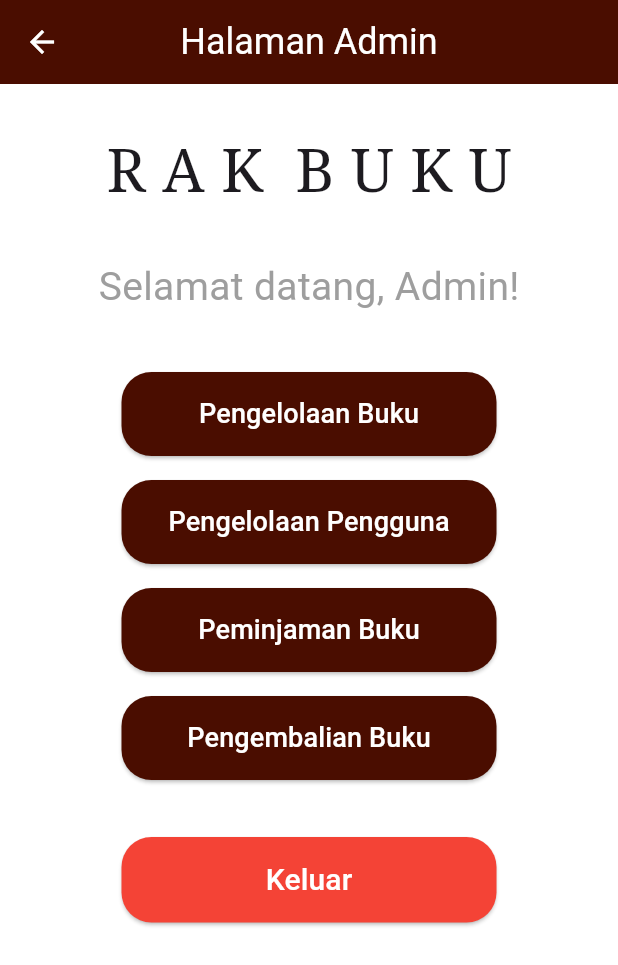
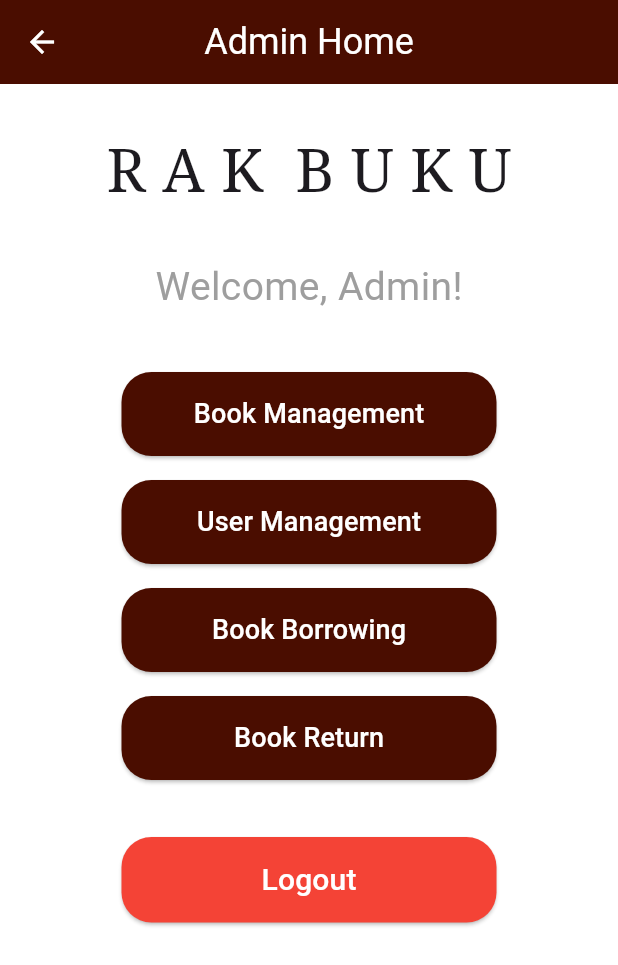
Before and after one commit to Haiduaarrr/abp-mobile-library-app, a Flutter app: the AdminPage screen opened directly, on a phone screen of 412 x 824 dp. Shown: the top 965 px of the screen. Run offline on Flutter 3.47's test engine with Material 3 defaults, Android fonts, the phone set to English and light mode, and no system bars.

Commit message:
edit: merubah tampilan ke bahasa inggris semua

```diff
--- a/lib/ui/admin/admin_home_screen.dart
+++ b/lib/ui/admin/admin_home_screen.dart
@@ -16,18 +16,18 @@ class AdminPage extends StatelessWidget {
       builder: (BuildContext context) {
         return AlertDialog(
           title: Text('Logout'), // Judul dialog
-          content: Text('Apakah Anda yakin ingin keluar?'), // Isi dialog
+          content: Text('Are you sure you want to quit?'), // Isi dialog
           actions: [
             // Tombol Tidak
             TextButton(
-              child: Text('Tidak'),
+              child: Text('No'),
               onPressed: () {
                 Navigator.of(context).pop(); // Menutup dialog
               },
             ),
             // Tombol Ya
             TextButton(
-              child: Text('Ya'),
+              child: Text('Yes'),
               onPressed: () {
                 Navigator.of(context).pop(); // Menutup dialog
                 // Tambahkan logika logout di sini, misalnya:
@@ -50,7 +50,7 @@ class AdminPage extends StatelessWidget {
       backgroundColor: Colors.white,
       appBar: AppBar(
         title: Text(
-          "Halaman Admin",
+          "Admin Home",
           style: TextStyle(
               fontSize: 24,
               color: Colors.white
@@ -79,30 +79,30 @@ class AdminPage extends StatelessWidget {
               ),
               SizedBox(height: 30),
               Text(
-                "Selamat datang, Admin!",
+                "Welcome, Admin!",
                 style: TextStyle(
                     fontSize: 26,
                     color: Colors.grey[500]
                 ),
               ),
               SizedBox(height: 30),
-              _buildButton(context, "Pengelolaan Buku",  Color(0xFF4A0D00), () {
+              _buildButton(context, "Book Management",  Color(0xFF4A0D00), () {
                 Navigator.push(context,
                   MaterialPageRoute(builder: (context) => ManageBooks())  // Untuk menuju halaman admin manage book
                 );
               }),
-              _buildButton(context, "Pengelolaan Pengguna",  Color(0xFF4A0D00), () {
+              _buildButton(context, "User Management",  Color(0xFF4A0D00), () {
                 Navigator.push(context,
                   MaterialPageRoute(builder: (context) => ManageUsers())
                 );
               }),
-              _buildButton(context, "Peminjaman Buku",  Color(0xFF4A0D00), () {
+              _buildButton(context, "Book Borrowing",  Color(0xFF4A0D00), () {
                 Navigator.push(
                   context,
                   MaterialPageRoute(builder: (context) => AdminRequest())
                 );
               }),
-              _buildButton(context, "Pengembalian Buku",  Color(0xFF4A0D00), () {
+              _buildButton(context, "Book Return",  Color(0xFF4A0D00), () {
                 Navigator.push(
                   context,
                   MaterialPageRoute(builder: (context) => AdminReturnActivity())
@@ -126,7 +126,7 @@ class AdminPage extends StatelessWidget {
                     _showDialog(context); // Memanggil fungsi dialog
                   },
                   child: Text(
-                    'Keluar',
+                    'Logout',
                     style: TextStyle(
                       fontSize: 20,
                       //fontWeight: FontWeight.w500
--- a/lib/ui/admin/admin_manage_books_screen.dart
+++ b/lib/ui/admin/admin_manage_books_screen.dart
@@ -133,18 +133,18 @@ class _ManageBooksState extends State<ManageBooks> {
       builder: (BuildContext context) {
         return AlertDialog(
           title: Text('Delete Book'), // Judul dialog
-          content: Text('Anda yakin ingin menghapus buku ini?'),
+          content: Text('Are you sure you want to delete this book?'),
           actions: [
             // Tombol untuk membatalkan
             TextButton(
               onPressed: () {
                 Navigator.of(context).pop(); // Membatalkan hapus buku
               },
-              child: Text('Batal')
+              child: Text('Cancel')
             ),
             // Tombol untuk menghapus
             TextButton(
-              child: Text('Hapus'),
+              child: Text('Delete'),
               onPressed: () {
                 Navigator.of(context).pop();  // Untuk menutup kembali (utk sementara)
                 // Tambahkan fungsi delete buku
@@ -162,14 +162,14 @@ class _ManageBooksState extends State<ManageBooks> {
     setState(() {
       books.removeAt(index);
     });
-    print("Buku berhasil dihapus");
+    print("Book successfully deleted");
   }
 
   @override
   Widget build(BuildContext context) {
     return Scaffold(
       appBar: AppBar(
-        title: const Text('Pengelolaan Buku',
+        title: const Text('Book Management',
           style: TextStyle(color: Colors.white),
         ),
         centerTitle: true,
@@ -224,7 +224,7 @@ class _ManageBooksState extends State<ManageBooks> {
                 backgroundColor: Color(0xFF4A0D00),
                 padding: const EdgeInsets.symmetric(horizontal: 24, vertical: 12),
               ),
-              child: const Text("Tambah Buku", style: TextStyle(color: Colors.white)),
+              child: const Text("Add Book", style: TextStyle(color: Colors.white)),
             ),
           ],
         ),
--- a/lib/ui/admin/admin_manage_users_screen.dart
+++ b/lib/ui/admin/admin_manage_users_screen.dart
@@ -35,7 +35,7 @@ class ManageUsers extends StatelessWidget {
     return Scaffold(
       appBar: AppBar(
         title: Text(
-          "Pengelolaan Pengguna",
+          "User Management",
           style: TextStyle(
               fontSize: 24,
               color: Colors.white
@@ -52,7 +52,7 @@ class ManageUsers extends StatelessWidget {
         child: users.isEmpty
             ? const Center(
           child: Text(
-            "Data pengguna kosong",
+            "Empty user data",
             style: TextStyle(fontSize: 18, fontWeight: FontWeight.bold, color: Colors.grey),
           ),
         )
--- a/lib/ui/admin/admin_request_screen.dart
+++ b/lib/ui/admin/admin_request_screen.dart
@@ -36,8 +36,8 @@ class _AdminRequestState extends State<AdminRequest> {
         context: context,
         builder: (BuildContext context) {
           return AlertDialog(
-            title: Text('Peminjaman'), // Judul dialog
-            content: Text('Peminjaman telah berhasil'), // Isi dialog
+            title: Text('Borrowing'), // Judul dialog
+            content: Text('Borrowing has been successful'), // Isi dialog
             actions: [
               // Tombol untuk menutup dialog
               TextButton(
@@ -57,7 +57,7 @@ class _AdminRequestState extends State<AdminRequest> {
   Widget build(BuildContext context) {
     return Scaffold(
       appBar: AppBar(
-        title: const Text("Peminjaman Buku",
+        title: const Text("Book Borrowing",
           style: TextStyle(
             color: Colors.white,
           ),
@@ -75,7 +75,7 @@ class _AdminRequestState extends State<AdminRequest> {
           crossAxisAlignment: CrossAxisAlignment.start,
           children: [
             SizedBox(height: 20),
-            const Text("Pilih User"),
+            const Text("Select User"),
             DropdownButtonFormField<String>(
               items: ["User 1", "User 2"].map((String user) {
                 return DropdownMenuItem<String>(
@@ -87,7 +87,7 @@ class _AdminRequestState extends State<AdminRequest> {
               decoration: const InputDecoration(border: UnderlineInputBorder()),
             ),
             const SizedBox(height: 16),
-            const Text("Pilih Buku"),
+            const Text("Select Book"),
             DropdownButtonFormField<String>(
               items: ["Buku A", "Buku B"].map((String book) {
                 return DropdownMenuItem<String>(
@@ -107,7 +107,7 @@ class _AdminRequestState extends State<AdminRequest> {
             TextField(
               controller: _borrowDateController,
               decoration: InputDecoration(
-                labelText: "Tanggal Pinjam (YYYY-MM-DD)",
+                labelText: "Borrowing Date (YYYY-MM-DD)",
                 border: UnderlineInputBorder(),
                 suffixIcon: IconButton(
                   icon: Icon(Icons.calendar_today),
@@ -120,7 +120,7 @@ class _AdminRequestState extends State<AdminRequest> {
             TextField(
               controller: _returnDateController,
               decoration: InputDecoration(
-                labelText: "Tanggal Kembali (YYYY-MM-DD)",
+                labelText: "Return Date (YYYY-MM-DD)",
                 border: UnderlineInputBorder(),
                 suffixIcon: IconButton(
                   icon: Icon(Icons.calendar_today),
@@ -142,7 +142,7 @@ class _AdminRequestState extends State<AdminRequest> {
                       backgroundColor: Colors.green
                     ),
                     child: const Text(
-                        "Terima",
+                        "Accept",
                       style: TextStyle(
                         color: Colors.white,
                         fontSize: 20,
@@ -161,7 +161,7 @@ class _AdminRequestState extends State<AdminRequest> {
                     },
                     style: ElevatedButton.styleFrom(backgroundColor: Colors.red),
                     child: const Text(
-                        "Tolak",
+                        "Reject",
                       style: TextStyle(
                         color: Colors.white,
                         fontSize: 20,
--- a/lib/ui/admin/admin_return_screen.dart
+++ b/lib/ui/admin/admin_return_screen.dart
@@ -32,14 +32,14 @@ class _AdminReturnActivityState extends State<AdminReturnActivity> {
       context: context,
       builder: (BuildContext context) {
         return AlertDialog(
-          title: Text('Pengembalian Buku'),
-          content: Text('Buku berhasil dikembalikan'),
+          title: Text('Book Return'),
+          content: Text('Book successfully returned'),
           actions: [
             TextButton(
               onPressed: () {
                 Navigator.of(context).pop();
               },
-              child: Text("Oke")
+              child: Text("Okay")
             )
           ],
         );
@@ -52,7 +52,7 @@ class _AdminReturnActivityState extends State<AdminReturnActivity> {
     return Scaffold( // Scaffold adalah struktur dasar dari layar di Flutter
       appBar: AppBar(
         title: const Text(
-          "Pengembalian Buku",
+          "Book Return",
           style: TextStyle(color: Colors.white),
         ),
         centerTitle: true,
@@ -66,7 +66,7 @@ class _AdminReturnActivityState extends State<AdminReturnActivity> {
           children: [
             const SizedBox(height: 16), // Spasi atas
             const Text(
-              "Pilih User",
+              "Select User",
               style: TextStyle(fontSize: 16, fontWeight: FontWeight.bold),
             ),
             const SizedBox(height: 8),
@@ -100,7 +100,7 @@ class _AdminReturnActivityState extends State<AdminReturnActivity> {
                   controller: fieldController, // Controller input user
                   focusNode: focusNode, // Fokus input
                   decoration: InputDecoration(
-                    hintText: "Pilih User", // Teks petunjuk di field
+                    hintText: "Select User", // Teks petunjuk di field
                     fillColor: Colors.grey[200], // Warna latar field
                     border: UnderlineInputBorder(),
                   ),
@@ -116,7 +116,7 @@ class _AdminReturnActivityState extends State<AdminReturnActivity> {
 
             // Label teks untuk input buku
             const Text(
-              "Pilih Buku yang Dipinjam",
+              "Select Borrowed Books",
               style: TextStyle(fontSize: 16, fontWeight: FontWeight.bold),
             ),
             const SizedBox(height: 8), // Spasi bawah label
@@ -149,7 +149,7 @@ class _AdminReturnActivityState extends State<AdminReturnActivity> {
                   controller: fieldController, // Controller input buku
                   focusNode: focusNode,
                   decoration: InputDecoration(
-                    hintText: "Pilih Buku yang Dipinjam",
+                    hintText: "Select Borrowed Books",
                     fillColor: Colors.grey[200],
                     border: UnderlineInputBorder(),
                   ),
@@ -177,7 +177,7 @@ class _AdminReturnActivityState extends State<AdminReturnActivity> {
               ),
               child: const Center(
                 child: Text(
-                  "Kembalikan Buku", // Teks di tombol
+                  "Return the Book", // Teks di tombol
                   style: TextStyle(fontSize: 16, color: Colors.white),
                 ),
               ),
--- a/lib/ui/login/login_screen.dart
+++ b/lib/ui/login/login_screen.dart
@@ -159,7 +159,7 @@ class _LoginScreenState extends State<LoginScreen> {
                       );
                     },
                     child: const Text(
-                      'Belum punya akun? Daftar di sini',
+                      "Don't have an account yet? Register here",
                       style: TextStyle(color: Colors.brown),
                     ),
                   ),
--- a/lib/ui/register/register_screen.dart
+++ b/lib/ui/register/register_screen.dart
@@ -46,7 +46,7 @@ class _RegisterScreenState extends State<RegisterScreen> {
               TextField(
                 controller: _nameController,
                 decoration: InputDecoration(
-                    hintText: "Nama Lengkap",
+                    hintText: "Full Name",
                     border: UnderlineInputBorder(),
                     contentPadding: EdgeInsets.all(12),
                     prefixIcon: Icon(Icons.person)
@@ -59,7 +59,7 @@ class _RegisterScreenState extends State<RegisterScreen> {
                 controller: _phoneController,
                 keyboardType: TextInputType.phone,
                 decoration: InputDecoration(
-                    hintText: "Nomor Telepon",
+                    hintText: "Phone Number",
                     border: UnderlineInputBorder(),
                     contentPadding: EdgeInsets.all(12),
                     prefixIcon: Icon(Icons.phone)
@@ -145,7 +145,7 @@ class _RegisterScreenState extends State<RegisterScreen> {
                 child: TextField(
                   controller: _adminCodeController,
                   decoration: InputDecoration(
-                      hintText: "Masukkan kode admin",
+                      hintText: "Enter admin code",
                       border: UnderlineInputBorder(),
                       contentPadding: EdgeInsets.all(12),
                       prefixIcon:Icon(Icons.admin_panel_settings)
--- a/lib/ui/user/borrowed_books_screen.dart
+++ b/lib/ui/user/borrowed_books_screen.dart
@@ -40,7 +40,7 @@ class BorrowedBooksScreen extends StatelessWidget {
             children: [
               Center(
                 child: Text(
-                  "Daftar Buku yang Dipinjam",
+                  "List of Borrowed Books",
                   style: TextStyle(
                     fontSize: 26,
                     fontWeight: FontWeight.bold,
@@ -57,7 +57,7 @@ class BorrowedBooksScreen extends StatelessWidget {
                     Icon(Icons.book, size: 80, color: Colors.brown[300]),
                     SizedBox(height: 16),
                     Text(
-                      "Tidak ada buku yang dipinjam",
+                      "No books borrowed",
                       style: TextStyle(fontSize: 18, color: Colors.grey[600]),
                     ),
 
@@ -83,7 +83,7 @@ class BorrowedBooksScreen extends StatelessWidget {
               //SizedBox(height: 20),
               Center(
                 child:
-                Text('Jangan lupa untuk dikembalikan',
+                Text("Don't forget to return",
                   style: TextStyle(
                     fontSize: 20,
                     color: Colors.grey
--- a/lib/ui/user/profile_screen.dart
+++ b/lib/ui/user/profile_screen.dart
@@ -12,18 +12,18 @@ class ProfileScreen extends StatelessWidget {
       builder: (BuildContext context) {
         return AlertDialog(
           title: Text('Logout'), // Judul dialog
-          content: Text('Apakah Anda yakin ingin keluar?'), // Isi dialog
+          content: Text('Are you sure you want to quit?'), // Isi dialog
           actions: [
             // Tombol Tidak
             TextButton(
-              child: Text('Tidak'),
+              child: Text('No'),
               onPressed: () {
                 Navigator.of(context).pop(); // Menutup dialog
               },
             ),
             // Tombol Ya
             TextButton(
-              child: Text('Ya'),
+              child: Text('Yes'),
               onPressed: () {
                 Navigator.of(context).pop(); // Menutup dialog
                 // Tambahkan logika logout di sini, misalnya:
@@ -109,7 +109,7 @@ class ProfileScreen extends StatelessWidget {
                     borderRadius: BorderRadius.circular(8),
                   ),
                 ),
-                child: Text("Keluar", style: TextStyle(fontSize: 18)),
+                child: Text("Logout", style: TextStyle(fontSize: 18)),
               ),
               SizedBox(height: 16),
             ],
--- a/lib/ui/user/search_books_screen.dart
+++ b/lib/ui/user/search_books_screen.dart
@@ -51,7 +51,7 @@ class _SearchBooksScreenState extends State<SearchBooksScreen> {
               children: [
                 Center(
                   child: Text(
-                    "Jelajahi koleksi",
+                    "Explore the collection",
                     style: TextStyle(
                       fontSize: 26,
                       fontWeight: FontWeight.bold,
--- a/lib/ui/user/user_home_screen.dart
+++ b/lib/ui/user/user_home_screen.dart
@@ -100,7 +100,7 @@ class HomeScreen extends StatelessWidget {
 
                       // Daftar Buku Title
                       Text(
-                        "Daftar Buku",
+                        "Book List",
                         style: TextStyle(
                             fontSize: 22,
                             fontWeight: FontWeight.bold,
@@ -117,8 +117,8 @@ class HomeScreen extends StatelessWidget {
                         itemCount: 8, // Ganti sesuai jumlah data real nanti
                         itemBuilder: (context, index) {
                           // Contoh data dummy
-                          String judul = 'Judul Buku $index';
-                          String penulis = 'Penulis $index';
+                          String judul = 'Book Title $index';
+                          String penulis = 'Author $index';
                           int stok = 5 + index;
 
                           return Card(
@@ -134,9 +134,9 @@ class HomeScreen extends StatelessWidget {
                                 children: [
                                   Text(judul, style: TextStyle(fontSize: 16, fontWeight: FontWeight.bold)),
                                   SizedBox(height: 4),
-                                  Text('Penulis: $penulis'),
+                                  Text('Author: $penulis'),
                                   SizedBox(height: 4),
-                                  Text('Stok: $stok'),
+                                  Text('Stock: $stok'),
                                 ],
                               ),
                             ),
```
